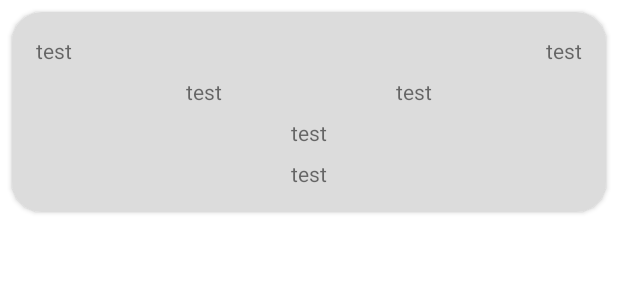
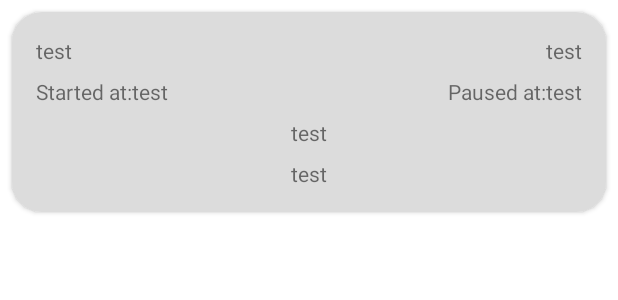
Before and after one commit to omi-repo/TimerForScreenTimeout, an Android app: the layout timer_history_adapter.xml on its own in the app's theme, with its tools: preview values and no code run, on a phone screen of 412 x 824 dp. Shown: the top 300 px of the screen. Run offline under Robolectric (Android 15) with nearby library versions, the phone set to English and light mode, and no system bars.

Commit message:
Update view, and clear some unnecessary code.

```diff
--- a/app/src/main/AndroidManifest.xml
+++ b/app/src/main/AndroidManifest.xml
@@ -1,5 +1,6 @@
 <?xml version="1.0" encoding="utf-8"?>
 <manifest xmlns:android="http://schemas.android.com/apk/res/android"
+    xmlns:tools="http://schemas.android.com/tools"
     package="kost.romi.timerforscreentimeout">
 
     <uses-permission android:name="android.permission.WAKE_LOCK" />
--- a/app/src/main/java/kost/romi/timerforscreentimeout/timerhistory/TimerHistoryViewModel.kt
+++ b/app/src/main/java/kost/romi/timerforscreentimeout/timerhistory/TimerHistoryViewModel.kt
@@ -36,8 +36,4 @@ class TimerHistoryViewModel @Inject internal constructor(
         }
     }
 
-//    private lateinit var entity
-
-//    var entity = dataSource.getAllTimerHistory()
-
 }
--- a/app/src/main/res/layout/fragment_set_timer.xml
+++ b/app/src/main/res/layout/fragment_set_timer.xml
@@ -15,6 +15,7 @@
 
     <!--    Start of the visible fragment layout using ConstraintLayout -->
     <androidx.constraintlayout.widget.ConstraintLayout
+        android:id="@+id/set_timer_fragment_container"
         android:layout_width="match_parent"
         android:layout_height="match_parent">
 
--- a/app/src/main/res/layout/timer_history_adapter.xml
+++ b/app/src/main/res/layout/timer_history_adapter.xml
@@ -14,12 +14,31 @@
         android:padding="8dp">
 
         <TextView
+            android:id="@+id/textView2"
+            android:layout_width="wrap_content"
+            android:layout_height="wrap_content"
+            android:text="@string/paused_at"
+            app:layout_constraintBottom_toBottomOf="@+id/pausedAt_textview"
+            app:layout_constraintEnd_toStartOf="@+id/pausedAt_textview"
+            app:layout_constraintTop_toTopOf="@+id/pausedAt_textview" />
+
+        <TextView
+            android:id="@+id/textView"
+            android:layout_width="wrap_content"
+            android:layout_height="wrap_content"
+            android:layout_marginStart="8dp"
+            android:layout_marginTop="8dp"
+            android:text="@string/started_at"
+            app:layout_constraintStart_toStartOf="parent"
+            app:layout_constraintTop_toBottomOf="@+id/dateTimerAt_textview" />
+
+        <TextView
             android:id="@+id/dateTimerAt_textview"
             android:layout_width="wrap_content"
             android:layout_height="wrap_content"
             android:layout_marginStart="8dp"
             android:layout_marginTop="8dp"
-            android:text="test"
+            android:text="@string/test"
             app:layout_constraintStart_toStartOf="parent"
             app:layout_constraintTop_toTopOf="parent" />
 
@@ -29,7 +48,7 @@
             android:layout_height="wrap_content"
             android:layout_marginTop="8dp"
             android:layout_marginBottom="8dp"
-            android:text="test"
+            android:text="@string/test"
             app:layout_constraintBottom_toBottomOf="parent"
             app:layout_constraintEnd_toEndOf="parent"
             app:layout_constraintStart_toStartOf="parent"
@@ -39,37 +58,30 @@
             android:id="@+id/pausedAt_textview"
             android:layout_width="wrap_content"
             android:layout_height="wrap_content"
-            android:layout_marginStart="8dp"
             android:layout_marginTop="8dp"
             android:layout_marginEnd="8dp"
-            android:text="test"
+            android:text="@string/test"
             app:layout_constraintEnd_toEndOf="parent"
-            app:layout_constraintHorizontal_bias="0.5"
-            app:layout_constraintStart_toEndOf="@+id/startAt_textview"
-            app:layout_constraintTop_toBottomOf="@+id/dateTimerAt_textview" />
+            app:layout_constraintTop_toBottomOf="@+id/id_textview" />
 
         <TextView
             android:id="@+id/startAt_textview"
             android:layout_width="wrap_content"
             android:layout_height="wrap_content"
-            android:layout_marginStart="8dp"
-            android:layout_marginTop="8dp"
-            android:layout_marginEnd="8dp"
-            android:text="test"
-            app:layout_constraintEnd_toStartOf="@+id/pausedAt_textview"
-            app:layout_constraintHorizontal_bias="0.5"
-            app:layout_constraintStart_toStartOf="parent"
-            app:layout_constraintTop_toBottomOf="@+id/dateTimerAt_textview" />
+            android:text="@string/test"
+            app:layout_constraintBottom_toBottomOf="@+id/textView"
+            app:layout_constraintStart_toEndOf="@+id/textView"
+            app:layout_constraintTop_toTopOf="@+id/textView" />
 
         <TextView
             android:id="@+id/state_textview"
             android:layout_width="wrap_content"
             android:layout_height="wrap_content"
             android:layout_marginTop="8dp"
-            android:text="test"
+            android:text="@string/test"
             app:layout_constraintEnd_toEndOf="parent"
             app:layout_constraintStart_toStartOf="parent"
-            app:layout_constraintTop_toBottomOf="@+id/startAt_textview" />
+            app:layout_constraintTop_toBottomOf="@+id/textView" />
 
         <TextView
             android:id="@+id/id_textview"
@@ -77,7 +89,7 @@
             android:layout_height="wrap_content"
             android:layout_marginTop="8dp"
             android:layout_marginEnd="8dp"
-            android:text="test"
+            android:text="@string/test"
             app:layout_constraintEnd_toEndOf="parent"
             app:layout_constraintTop_toTopOf="parent" />
     </androidx.constraintlayout.widget.ConstraintLayout>
--- a/app/src/main/res/values/strings.xml
+++ b/app/src/main/res/values/strings.xml
@@ -10,5 +10,8 @@
     <string name="timer_controller_stop">stop</string>
     <string name="stop_reset">STOP/RESET</string>
     <string name="history">History</string>
+    <string name="test">test</string>
+    <string name="started_at">Started at:</string>
+    <string name="paused_at">Paused at:</string>
 
 </resources>
```
Also changed, not shown: app/src/main/java/kost/romi/timerforscreentimeout/MainActivity.kt (+27 -14 lines), app/src/main/java/kost/romi/timerforscreentimeout/TimerHistoryAdapter.kt (+0 -9 lines), app/src/main/java/kost/romi/timerforscreentimeout/Utils.kt (added, +22 -0 lines), app/src/main/java/kost/romi/timerforscreentimeout/timerdetail/SetTimerFragment.kt (+41 -54 lines), app/src/main/java/kost/romi/timerforscreentimeout/Constants.kt (line endings or trailing spaces).
